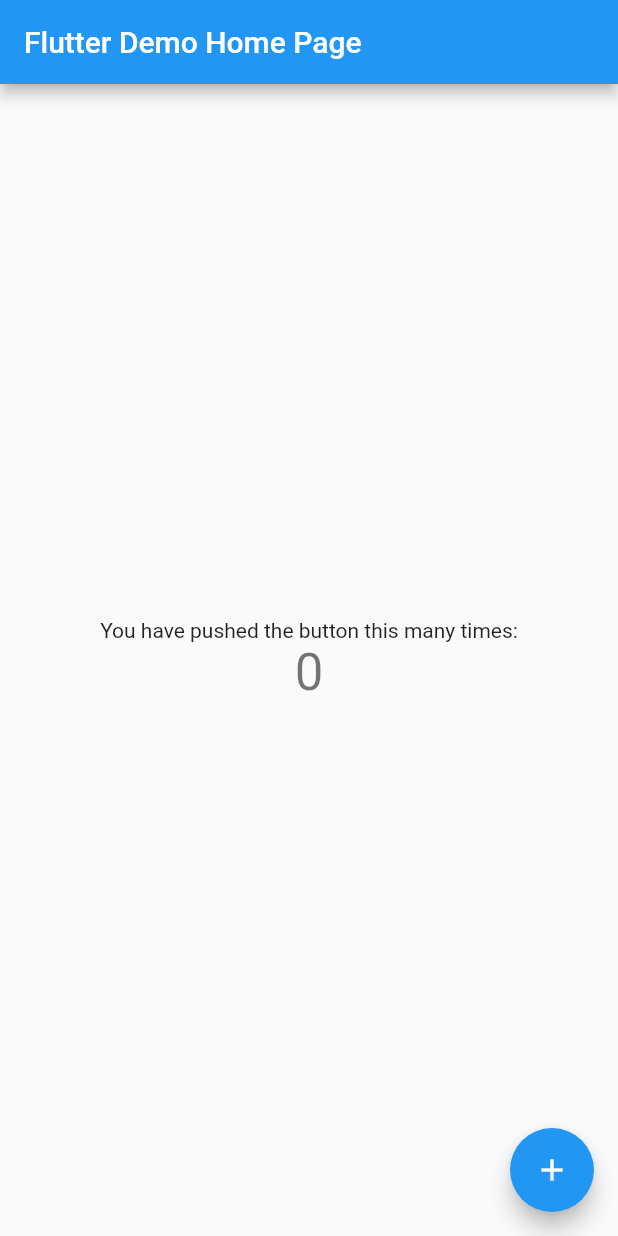
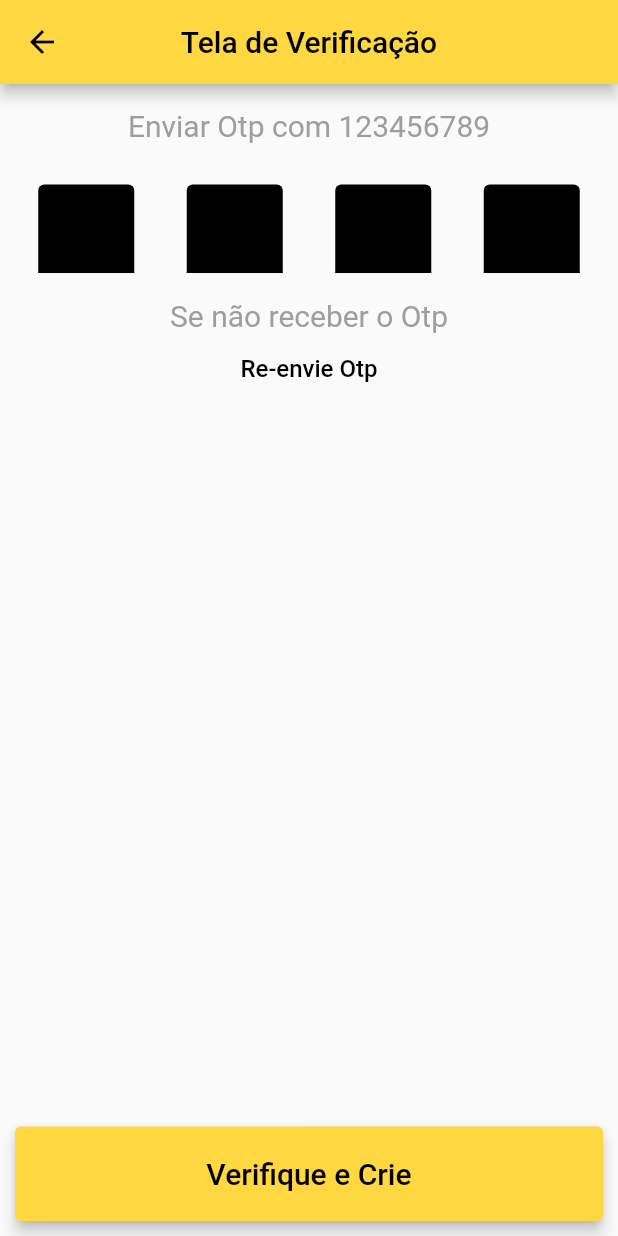
Before and after one commit to caneto/FlutterOTPVerification, a Flutter app: the screen it shows after launch, on a phone screen of 412 x 824 dp. Run offline on Flutter 3.47's test engine with Material 2 defaults, Android fonts, the phone set to English and light mode, and no system bars.

Commit message:
Layout para enviar/criar otp

```diff
--- a/lib/main.dart
+++ b/lib/main.dart
@@ -1,4 +1,5 @@
 import 'package:flutter/material.dart';
+import 'package:otpverification/opt_screen.dart';
 
 void main() {
   runApp(const MyApp());
@@ -10,106 +11,10 @@ class MyApp extends StatelessWidget {
   // This widget is the root of your application.
   @override
   Widget build(BuildContext context) {
-    return MaterialApp(
-      title: 'Flutter Demo',
-      theme: ThemeData(
-        // This is the theme of your application.
-        //
-        // Try running your application with "flutter run". You'll see the
-        // application has a blue toolbar. Then, without quitting the app, try
-        // changing the primarySwatch below to Colors.green and then invoke
-        // "hot reload" (press "r" in the console where you ran "flutter run",
-        // or simply save your changes to "hot reload" in a Flutter IDE).
-        // Notice that the counter didn't reset back to zero; the application
-        // is not restarted.
-        primarySwatch: Colors.blue,
-      ),
-      home: const MyHomePage(title: 'Flutter Demo Home Page'),
+    return const MaterialApp(
+      debugShowCheckedModeBanner: false,
+      title: 'Tela de Verificação',
+      home: OptScreen(),
     );
   }
 }
-
-class MyHomePage extends StatefulWidget {
-  const MyHomePage({super.key, required this.title});
-
-  // This widget is the home page of your application. It is stateful, meaning
-  // that it has a State object (defined below) that contains fields that affect
-  // how it looks.
-
-  // This class is the configuration for the state. It holds the values (in this
-  // case the title) provided by the parent (in this case the App widget) and
-  // used by the build method of the State. Fields in a Widget subclass are
-  // always marked "final".
-
-  final String title;
-
-  @override
-  State<MyHomePage> createState() => _MyHomePageState();
-}
-
-class _MyHomePageState extends State<MyHomePage> {
-  int _counter = 0;
-
-  void _incrementCounter() {
-    setState(() {
-      // This call to setState tells the Flutter framework that something has
-      // changed in this State, which causes it to rerun the build method below
-      // so that the display can reflect the updated values. If we changed
-      // _counter without calling setState(), then the build method would not be
-      // called again, and so nothing would appear to happen.
-      _counter++;
-    });
-  }
-
-  @override
-  Widget build(BuildContext context) {
-    // This method is rerun every time setState is called, for instance as done
-    // by the _incrementCounter method above.
-    //
-    // The Flutter framework has been optimized to make rerunning build methods
-    // fast, so that you can just rebuild anything that needs updating rather
-    // than having to individually change instances of widgets.
-    return Scaffold(
-      appBar: AppBar(
-        // Here we take the value from the MyHomePage object that was created by
-        // the App.build method, and use it to set our appbar title.
-        title: Text(widget.title),
-      ),
-      body: Center(
-        // Center is a layout widget. It takes a single child and positions it
-        // in the middle of the parent.
-        child: Column(
-          // Column is also a layout widget. It takes a list of children and
-          // arranges them vertically. By default, it sizes itself to fit its
-          // children horizontally, and tries to be as tall as its parent.
-          //
-          // Invoke "debug painting" (press "p" in the console, choose the
-          // "Toggle Debug Paint" action from the Flutter Inspector in Android
-          // Studio, or the "Toggle Debug Paint" command in Visual Studio Code)
-          // to see the wireframe for each widget.
-          //
-          // Column has various properties to control how it sizes itself and
-          // how it positions its children. Here we use mainAxisAlignment to
-          // center the children vertically; the main axis here is the vertical
-          // axis because Columns are vertical (the cross axis would be
-          // horizontal).
-          mainAxisAlignment: MainAxisAlignment.center,
-          children: <Widget>[
-            const Text(
-              'You have pushed the button this many times:',
-            ),
-            Text(
-              '$_counter',
-              style: Theme.of(context).textTheme.headline4,
-            ),
-          ],
-        ),
-      ),
-      floatingActionButton: FloatingActionButton(
-        onPressed: _incrementCounter,
-        tooltip: 'Increment',
-        child: const Icon(Icons.add),
-      ), // This trailing comma makes auto-formatting nicer for build methods.
-    );
-  }
-}
--- /dev/null
+++ b/lib/opt_screen.dart
@@ -0,0 +1,174 @@
+import 'package:flutter/material.dart';
+import 'package:flutter/services.dart';
+
+class OptScreen extends StatefulWidget {
+  const OptScreen({Key? key}) : super(key: key);
+
+  @override
+  State<OptScreen> createState() => _OptScreenState();
+}
+
+class _OptScreenState extends State<OptScreen> {
+  @override
+  Widget build(BuildContext context) {
+    return Scaffold(
+      appBar: AppBar(
+        centerTitle: true,
+        leading: const Icon(
+          Icons.arrow_back,
+          color: Colors.black,
+        ),
+        backgroundColor: Colors.amberAccent,
+        title: const Text(
+          'Tela de Verificação',
+          style: TextStyle(color: Colors.black),
+        ),
+      ),
+      body: Padding(
+        padding: const EdgeInsets.all(8.0),
+        child: Column(
+          children: [
+            Container(
+              alignment: Alignment.center,
+              padding: const EdgeInsets.all(8.0),
+              child: const Text(
+                'Enviar Otp com 123456789',
+                style: TextStyle(color: Colors.grey, fontSize: 20),
+              ),
+            ),
+            SizedBox(
+              height: 20,
+            ),
+            Form(
+              child: Row(
+                mainAxisAlignment: MainAxisAlignment.spaceAround,
+                children: [
+                  SizedBox(
+                    width: 64,
+                    height: 68,
+                    child: TextFormField(
+                      onChanged: (value) {
+                        if(value.length == 1) {
+                          FocusScope.of(context).nextFocus();
+                        }
+                      },
+                      textAlign: TextAlign.center,
+                      keyboardType: TextInputType.number,
+                      inputFormatters: [
+                        LengthLimitingTextInputFormatter(1),
+                      ],
+                      style: const TextStyle(color: Colors.white, fontSize: 30),
+                      decoration: const InputDecoration(
+                        filled: true,
+                        fillColor: Colors.black,
+                      ),
+                    ),
+                  ),
+                  SizedBox(
+                    width: 64,
+                    height: 68,
+                    child: TextFormField(
+                      onChanged: (value) {
+                        if(value.length == 1) {
+                          FocusScope.of(context).nextFocus();
+                        }
+                      },
+                      textAlign: TextAlign.center,
+                      keyboardType: TextInputType.number,
+                      inputFormatters: [
+                        LengthLimitingTextInputFormatter(1),
+                      ],
+                      style: const TextStyle(color: Colors.white, fontSize: 30),
+                      decoration: const InputDecoration(
+                        filled: true,
+                        fillColor: Colors.black,
+                      ),
+                    ),
+                  ),
+                  SizedBox(
+                    width: 64,
+                    height: 68,
+                    child: TextFormField(
+                      onChanged: (value) {
+                        if(value.length == 1) {
+                          FocusScope.of(context).nextFocus();
+                        }
+                      },
+                      textAlign: TextAlign.center,
+                      keyboardType: TextInputType.number,
+                      inputFormatters: [
+                        LengthLimitingTextInputFormatter(1),
+                      ],
+                      style: const TextStyle(color: Colors.white, fontSize: 30),
+                      decoration: const InputDecoration(
+                        filled: true,
+                        fillColor: Colors.black,
+                      ),
+                    ),
+                  ),
+                  SizedBox(
+                    width: 64,
+                    height: 68,
+                    child: TextFormField(
+                      onChanged: (value) {
+                        if(value.length == 1) {
+                          FocusScope.of(context).nextFocus();
+                        }
+                      },
+                      textAlign: TextAlign.center,
+                      keyboardType: TextInputType.number,
+                      inputFormatters: [
+                        LengthLimitingTextInputFormatter(1),
+                      ],
+                      style: const TextStyle(color: Colors.white, fontSize: 30),
+                      decoration: const InputDecoration(
+                        filled: true,
+                        fillColor: Colors.black,
+                      ),
+                    ),
+                  ),
+                ],
+              ),
+            ),
+            Container(
+              child: Padding(
+                padding: const EdgeInsets.all(8.0),
+                child: Column(
+                  children: [
+                    const Text(
+                      'Se não receber o Otp',
+                      style: TextStyle(color: Colors.grey, fontSize: 20),
+                    ),
+                    TextButton(
+                      onPressed: () {},
+                      child: const Text(
+                        'Re-envie Otp',
+                        style: TextStyle(
+                          color: Colors.black,
+                          fontSize: 16,
+                        ),
+                      )
+                    )
+                  ],
+                ),
+              ),
+            )
+          ],
+        ),
+      ),
+      bottomSheet: Container(
+        padding: const EdgeInsets.all(10),
+        width: MediaQuery.of(context).size.width,
+        child: ElevatedButton(
+          onPressed: () {},
+          child: const Text('Verifique e Crie', style: TextStyle(fontSize: 20,color: Colors.black),),
+          style: ElevatedButton.styleFrom(
+            elevation: 4,
+            backgroundColor: Colors.amberAccent,
+            padding: EdgeInsets.all(20),
+          ),
+        ),
+      ),
+    );
+  }
+}
```
